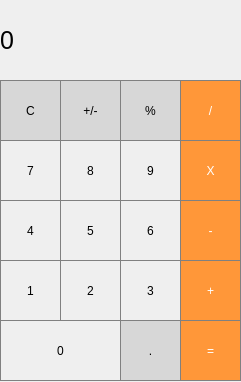
Old version of the form CalculatorProj.ui in the repository sebastians1994/CalculatorProj.
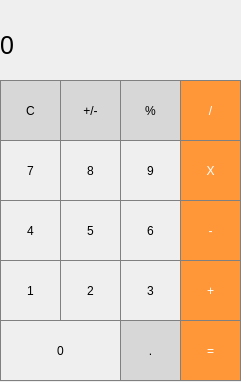
New version of the form.

```diff
--- a/CalculatorProj.ui
+++ b/CalculatorProj.ui
@@ -28,7 +28,7 @@
       <x>0</x>
       <y>10</y>
       <width>241</width>
-      <height>61</height>
+      <height>71</height>
      </rect>
     </property>
     <property name="font">
```
